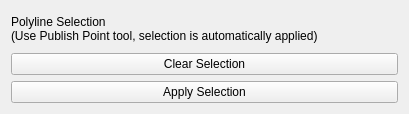
This is opp_gui/ui/polyline_path_selection_widget.ui in swri-robotics/toolpath_offline_planning as Qt 5 draws it before an edit. The edited form follows.
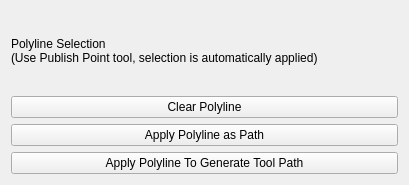
This is the edited form.

What changed in the file:
```diff
--- a/opp_gui/ui/polyline_path_selection_widget.ui
+++ b/opp_gui/ui/polyline_path_selection_widget.ui
@@ -7,7 +7,7 @@
     <x>0</x>
     <y>0</y>
     <width>409</width>
-    <height>114</height>
+    <height>185</height>
    </rect>
   </property>
   <property name="windowTitle">
@@ -25,14 +25,21 @@
    <item>
     <widget class="QPushButton" name="push_button_clear_selection">
      <property name="text">
-      <string>Clear Selection</string>
+      <string>Clear Polyline</string>
      </property>
     </widget>
    </item>
    <item>
     <widget class="QPushButton" name="push_button_apply_selection">
      <property name="text">
-      <string>Apply Selection</string>
+      <string>Apply Polyline as Path</string>
+     </property>
+    </widget>
+   </item>
+   <item>
+    <widget class="QPushButton" name="push_button_htgen_polyline">
+     <property name="text">
+      <string>Apply Polyline To Generate Tool Path</string>
      </property>
     </widget>
    </item>
```
Left out of the diff: 6 changed lines with no effect on the pictures.
